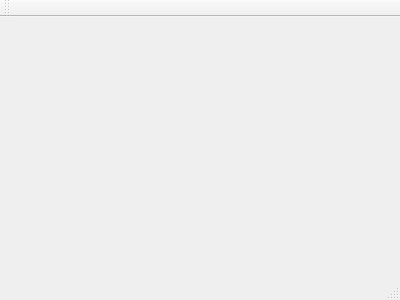
This is Programming/xPaint/xPaint/xpaintwindow.ui in d-kunin/bsuir-cs as Qt 5 draws it before an edit. The edited form follows.
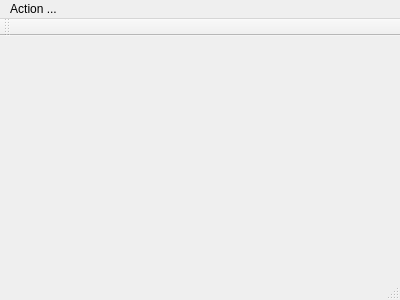
This is the edited form.

Commit message: [PROG] Tools added.

The edit to the form file:
```diff
--- a/Programming/xPaint/xPaint/xpaintwindow.ui
+++ b/Programming/xPaint/xPaint/xpaintwindow.ui
@@ -16,7 +16,7 @@
   <widget class="QWidget" name="centralWidget">
    <layout class="QGridLayout" name="gridLayout">
     <item row="0" column="0">
-     <layout class="QVBoxLayout" name="_layout" stretch="">
+     <layout class="QVBoxLayout" name="_layout">
       <property name="sizeConstraint">
        <enum>QLayout::SetMaximumSize</enum>
       </property>
@@ -33,6 +33,17 @@
      <height>22</height>
     </rect>
    </property>
+   <widget class="QMenu" name="menuSelect_Tool">
+    <property name="title">
+     <string>Action ...</string>
+    </property>
+    <addaction name="actionRect"/>
+    <addaction name="actionEllipse"/>
+    <addaction name="separator"/>
+    <addaction name="actionRemove_Last"/>
+    <addaction name="actionClear_All"/>
+   </widget>
+   <addaction name="menuSelect_Tool"/>
   </widget>
   <widget class="QToolBar" name="mainToolBar">
    <attribute name="toolBarArea">
```
Left out of the diff: 20 changed lines with no effect on the pictures. The commit also changes 9 other files.
